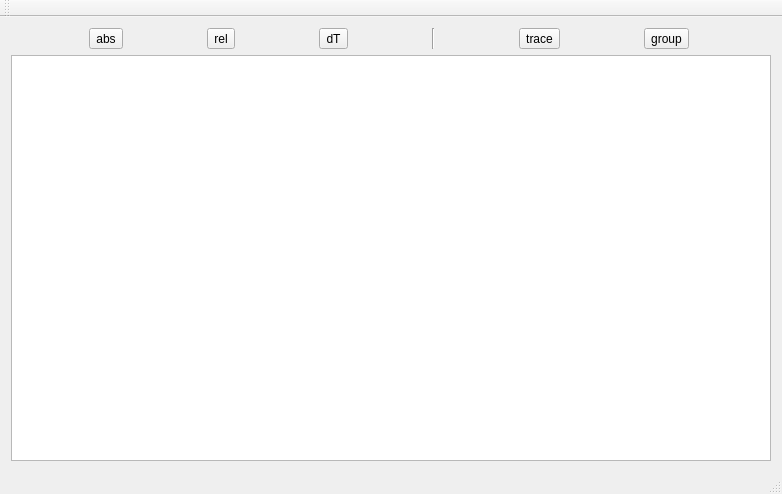
The window that mainwindow.ui (HubertD/cangaroo) describes before a commit, drawn with Qt 5.
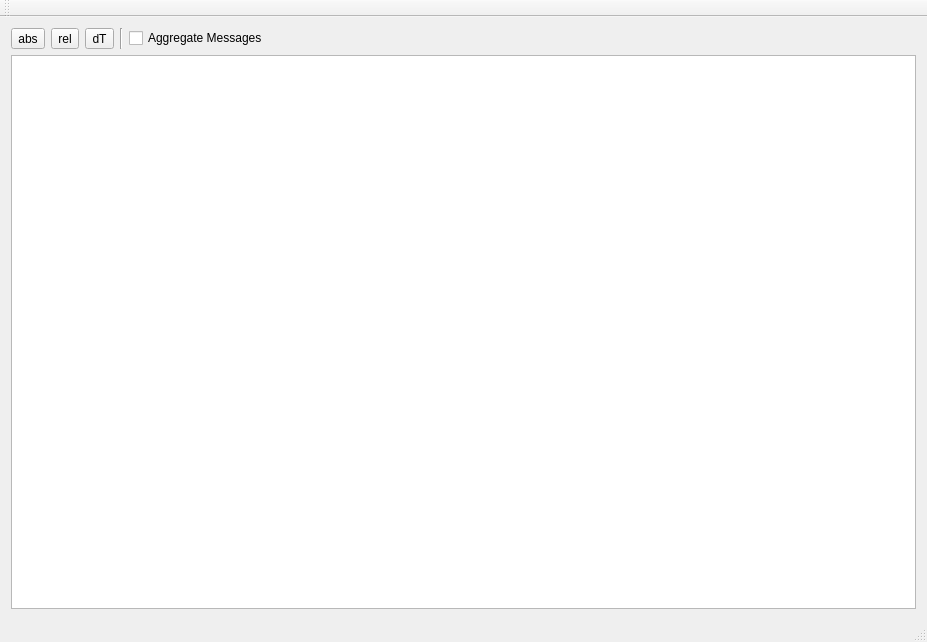
The same window after the commit.

Commit message: switch between trace view models

```diff
--- a/mainwindow.ui
+++ b/mainwindow.ui
@@ -6,8 +6,8 @@
    <rect>
     <x>0</x>
     <y>0</y>
-    <width>782</width>
-    <height>494</height>
+    <width>927</width>
+    <height>642</height>
    </rect>
   </property>
   <property name="windowTitle">
@@ -46,16 +46,9 @@
        </widget>
       </item>
       <item>
-       <widget class="QToolButton" name="toolButton_4">
+       <widget class="QCheckBox" name="cbAggregate">
         <property name="text">
-         <string>trace</string>
-        </property>
-       </widget>
-      </item>
-      <item>
-       <widget class="QToolButton" name="toolButton_5">
-        <property name="text">
-         <string>group</string>
+         <string>Aggregate Messages</string>
         </property>
        </widget>
       </item>
```
Left out of the diff: 2 changed lines with no effect on the pictures. The commit also changes 2 other files.
